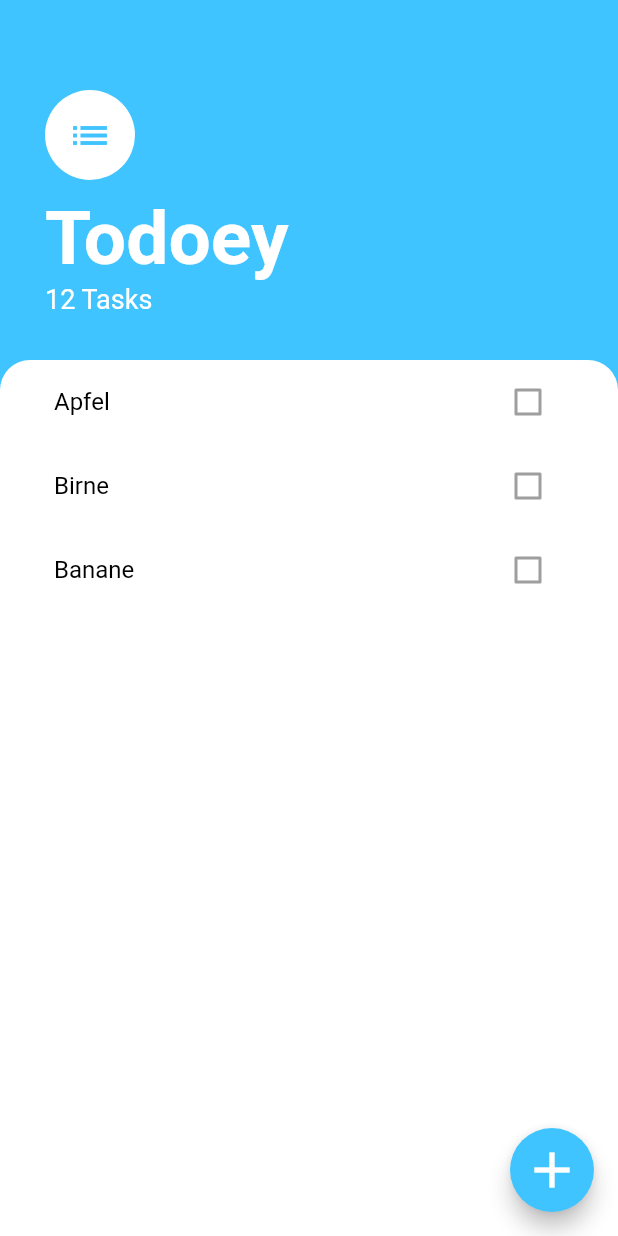
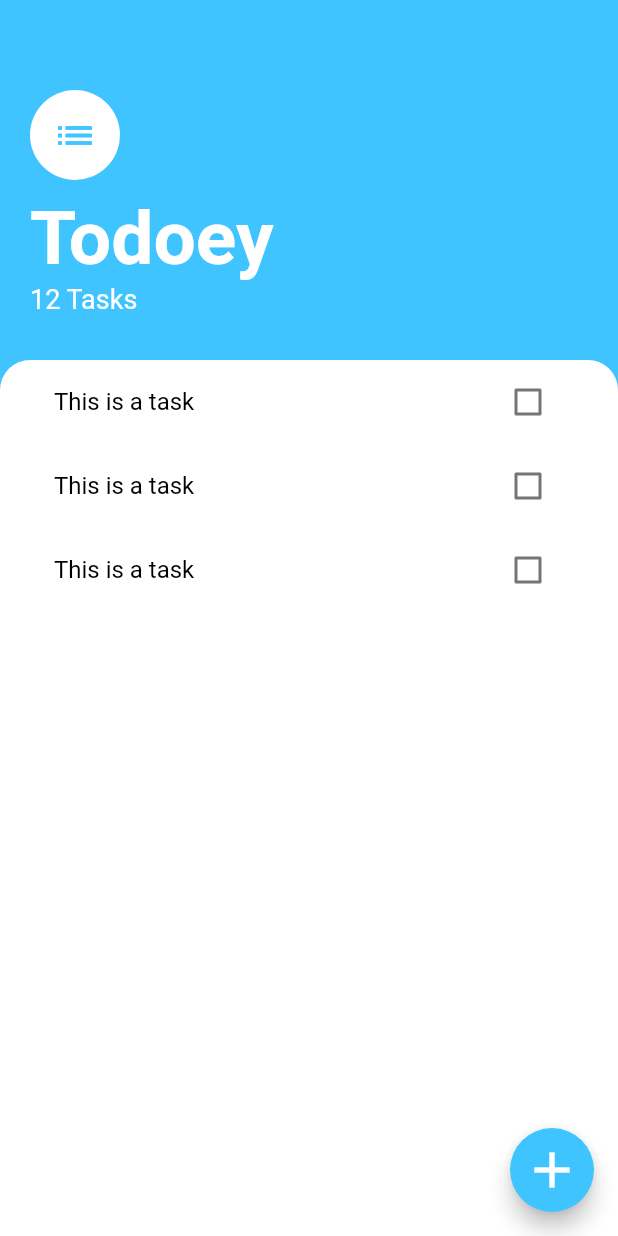
Before and after one commit to juliusmh-dev/todoey, a Flutter app: the screen it shows after launch, on a phone screen of 412 x 824 dp. Run offline on Flutter 3.47's test engine with Material 2 defaults, Android fonts, the phone set to English and light mode, and no system bars; missing offline and left inert: dart:ffi.

Commit message:
a variety of changes including callback function for sset state

```diff
--- a/lib/screens/task_screen.dart
+++ b/lib/screens/task_screen.dart
@@ -1,6 +1,7 @@
 import 'dart:ffi';
-
+import 'package:todoey/widgets/tasks_list.dart';
 import 'package:flutter/material.dart';
+import 'package:todoey/screens/add_task_screen.dart';
 
 class TasksScreen extends StatelessWidget {
   final List myTaskList = ['Apfel', 'Birne', 'Banane'];
@@ -10,7 +11,10 @@ class TasksScreen extends StatelessWidget {
     return Scaffold(
       backgroundColor: Colors.lightBlueAccent,
       floatingActionButton: FloatingActionButton(
-        onPressed: null,
+        onPressed: () {
+          showModalBottomSheet(
+              context: context, builder: (BuildContext context) => AddTaskScreen());
+        },
         backgroundColor: Colors.lightBlueAccent,
         child: Icon(Icons.add, size: 40.0),
       ),
@@ -19,7 +23,7 @@ class TasksScreen extends StatelessWidget {
         children: [
           Container(
             padding: EdgeInsets.only(
-                top: 60.0, left: 30.0, right: 30.0, bottom: 30.0),
+                top: 60.0, left: 20.0, right: 20.0, bottom: 30.0),
             child: Column(
               crossAxisAlignment: CrossAxisAlignment.start,
               children: [
@@ -42,14 +46,14 @@ class TasksScreen extends StatelessWidget {
           ),
           Expanded(
             child: Container(
-          padding: EdgeInsets.symmetric(horizontal: 20.0),
+              padding: EdgeInsets.symmetric(horizontal: 20.0),
               height: 300.0,
               decoration: BoxDecoration(
                   color: Colors.white,
                   borderRadius: BorderRadius.only(
                       topLeft: Radius.circular(20.0),
                       topRight: Radius.circular(20.0))),
-              child: TasksList(myTaskList: myTaskList),
+              child: TasksList(),
             ),
           ),
         ],
@@ -57,26 +61,3 @@ class TasksScreen extends StatelessWidget {
     );
   }
 }
-
-class TasksList extends StatelessWidget {
-  const TasksList({
-    Key? key,
-    required this.myTaskList,
-  }) : super(key: key);
-
-  final List myTaskList;
-
-  @override
-  Widget build(BuildContext context) {
-    return ListView(children: <Widget>[
-      for (var myTask in myTaskList)
-        ListTile(
-            title: Text('$myTask',
-                style: TextStyle(color: Colors.black)),
-            trailing: Checkbox(
-              value: false,
-              onChanged: null,
-            )),
-    ]);
-  }
-}
--- /dev/null
+++ b/lib/widgets/tasks_list.dart
@@ -0,0 +1,13 @@
+import 'package:flutter/material.dart';
+import 'package:todoey/widgets/tasks_tile.dart';
+
+class TasksList extends StatelessWidget {
+  @override
+  Widget build(BuildContext context) {
+    return ListView(children: [
+      TaskTile(),
+      TaskTile(),
+      TaskTile(),
+    ]);
+  }
+}
--- /dev/null
+++ b/lib/widgets/tasks_tile.dart
@@ -0,0 +1,53 @@
+import 'package:flutter/material.dart';
+
+TextDecoration textDeco = TextDecoration.none;
+
+class TaskTile extends StatefulWidget {
+  @override
+  _TaskTileState createState() => _TaskTileState();
+}
+
+class _TaskTileState extends State<TaskTile> {
+  bool? isChecked = false;
+
+  // void checkboxCallback (bool? checkboxState) {
+  //   setState(() {
+  //     isChecked = checkboxState;
+  //   });
+  // }
+
+  @override
+  Widget build(BuildContext context) {
+    return ListTile(
+      title: Text('This is a task',
+          style: TextStyle(
+              color: Colors.black,
+              decoration:
+                  (isChecked == true) ? TextDecoration.lineThrough : null)),
+      trailing: TaskCheckBox(
+        checkBoxState: isChecked,
+        toggleCheckboxState: (bool? checkboxState) {
+          setState(() {
+            isChecked = checkboxState;
+          });
+        },
+      ),
+    );
+  }
+}
+
+class TaskCheckBox extends StatelessWidget {
+  final bool? checkBoxState;
+  final Function(bool?)? toggleCheckboxState;
+
+  TaskCheckBox({this.checkBoxState, this.toggleCheckboxState});
+
+  @override
+  Widget build(BuildContext context) {
+    return Checkbox(
+      activeColor: Colors.lightBlueAccent,
+      value: checkBoxState,
+      onChanged: toggleCheckboxState,
+    );
+  }
+}
```
Also changed, not shown: lib/screens/add_task_screen.dart (added, +66 -0 lines).
